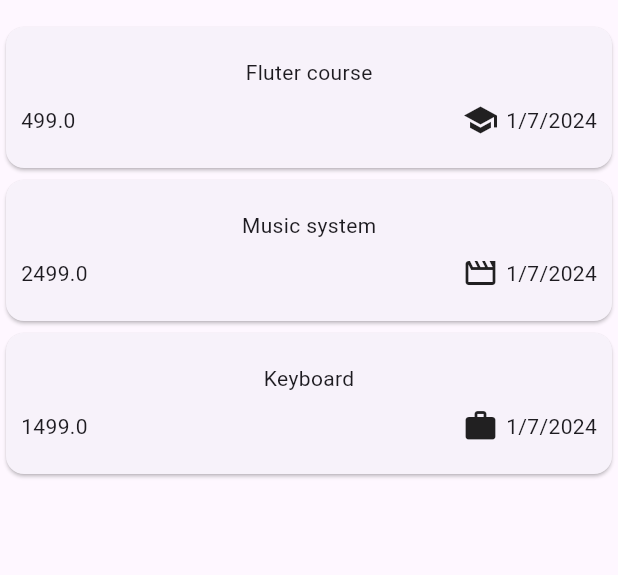
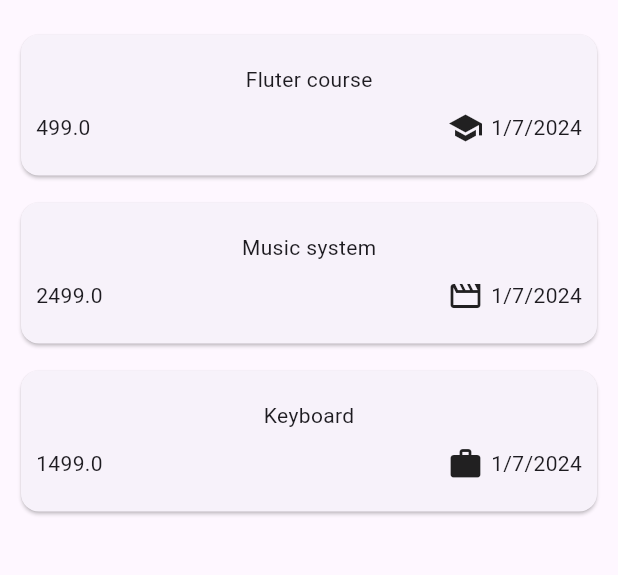
Before and after one commit to NishitBhardwaj15/expense_tracker, a Flutter app: the screen it shows after launch, on a phone screen of 412 x 824 dp, the part 63-638 px from its top. Run offline on Flutter 3.47's test engine with Material 3 defaults, Android fonts, the phone set to English and light mode, and no system bars.

Commit message:
Minor improvements in UI

```diff
--- a/lib/widgets/expense_list/expense_item.dart
+++ b/lib/widgets/expense_list/expense_item.dart
@@ -8,7 +8,11 @@ class ExpenseItem extends StatelessWidget{
 
   @override
   Widget build(context){
-    return Card(
+    return Padding(
+      padding: const EdgeInsets.symmetric(
+        vertical: 5
+      ),
+      child: Card(
         child:Padding(
           padding: const EdgeInsets.symmetric(
             vertical: 20,
@@ -30,6 +34,7 @@ class ExpenseItem extends StatelessWidget{
             ],
           ),
         ),
+      ),
     );
   }
 }
--- a/lib/widgets/expense_list/expense_list.dart
+++ b/lib/widgets/expense_list/expense_list.dart
@@ -18,7 +18,8 @@ class ExpenseList extends StatelessWidget{
           onDismissed: (direction) {
             removeExpense(allExpense[index]);
           },
-          child: ExpenseItem(allExpense[index])
+          child: ExpenseItem(allExpense[index]),
+
           );
       },
     );
--- a/lib/widgets/expenses.dart
+++ b/lib/widgets/expenses.dart
@@ -79,12 +79,18 @@ class _ExpensesState extends State<Expenses>{
           )
         ],
       ),
-      body: Column(
-        children: [
-          Expanded(
-            child: mainContent()
-          )
-        ],
+      body: Padding(
+        padding: const EdgeInsets.symmetric(
+          horizontal: 10
+        ),
+        child: Column(
+          children: [
+            Expanded(
+              child: mainContent()
+
+            )
+          ],
+        ),
       ),
     );
   }
```
Also changed, not shown: lib/main.dart (+5 -2 lines), lib/theme/theme.dart (added, +10 -0 lines). Lines whose indentation alone changed are shown as unchanged.
